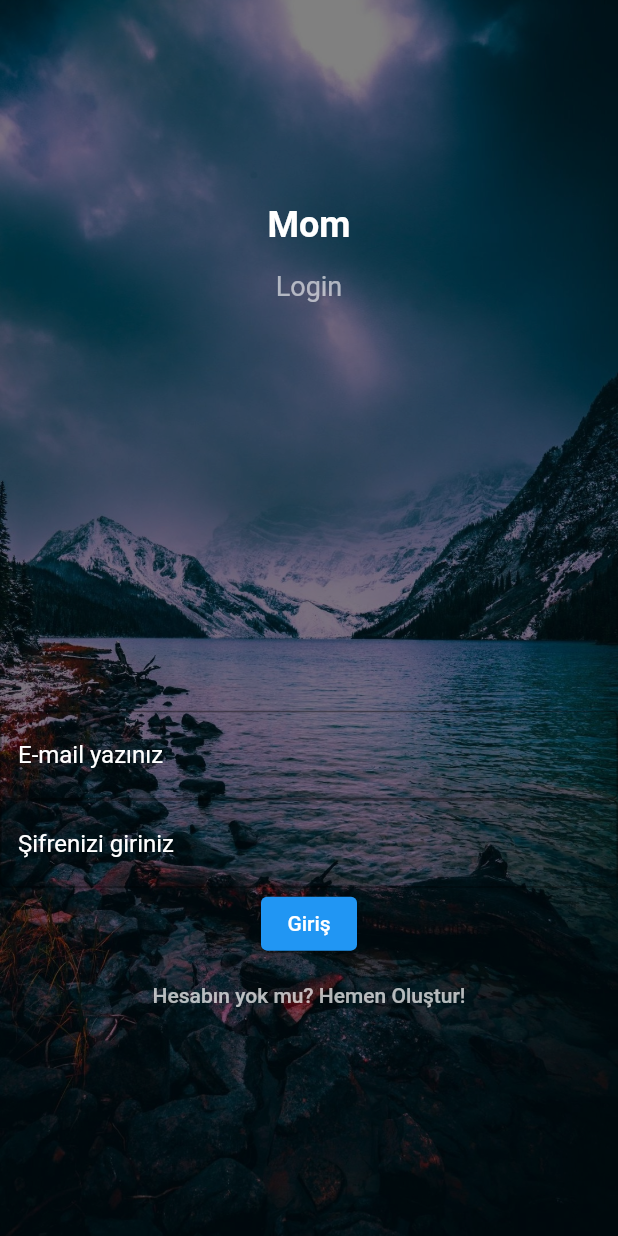
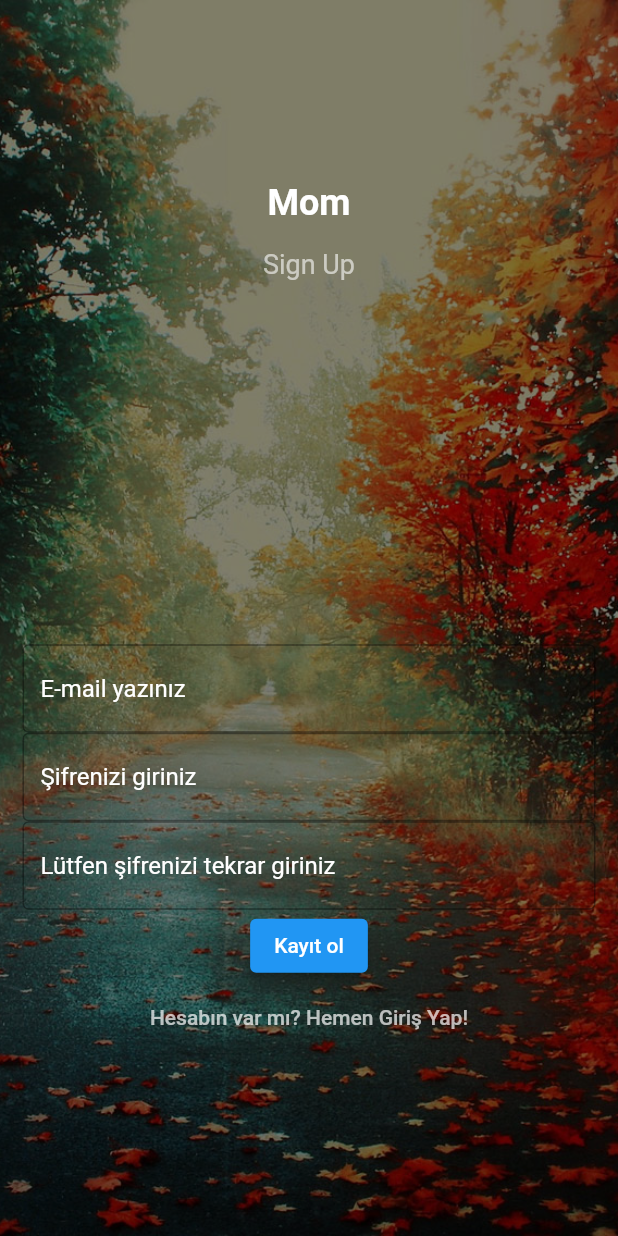
Before and after one commit to takim92/fluttertakim92, a Flutter app: the screen it shows after launch, on a phone screen of 412 x 824 dp. Run offline on Flutter 3.47's test engine with Material 2 defaults, Android fonts, the phone set to English and light mode, and no system bars.

Commit message:
sign up screen

```diff
--- a/lib/main.dart
+++ b/lib/main.dart
@@ -1,5 +1,6 @@
 import 'package:flutter/material.dart';
 import 'package:takim_doksan_iki/screens/login.dart';
+import 'package:takim_doksan_iki/screens/sign_up.dart';
 import 'package:takim_doksan_iki/screens/splash_screen.dart';
 
 void main() {
@@ -10,6 +11,7 @@ void main() {
     //kendi kodlamanızı yaptığınız sayfayı vermeniz test ve görüntüleme için yeterlidir
     //TODO: Sayfa değişim ve daha fazla işlem için navigatör eklenecek ileride
     //home: SplashScreen(),
-    home: LoginScreen(),
+    //home: LoginScreen(),
+    home: SignUp(),
   ));
 }
--- /dev/null
+++ b/lib/screens/sign_up.dart
@@ -0,0 +1,119 @@
+import 'package:flutter/material.dart';
+
+class SignUp extends StatefulWidget {
+  const SignUp({Key? key}) : super(key: key);
+
+  @override
+  State<SignUp> createState() => _SignUpState();
+}
+
+class _SignUpState extends State<SignUp> {
+  @override
+  Widget build(BuildContext context) {
+    return Scaffold(
+      body: signUp_body(context),
+    );
+  }
+
+  Container signUp_body(BuildContext context) {
+    return Container(
+      width: MediaQuery.of(context).size.width,
+      child: SafeArea(
+        child: signUp_contents(),
+      ),
+      decoration: const BoxDecoration(
+        image: DecorationImage(
+          image: AssetImage("assets/sign_up_bg.jpg"),
+          fit: BoxFit.cover,
+        ),
+      ),
+    );
+  }
+
+  // ignore: non_constant_identifier_names
+  Container signUp_contents() {
+    return Container(
+      color: Color.fromRGBO(0, 0, 0, 0.5),
+      child: Column(
+        mainAxisSize: MainAxisSize.max,
+        crossAxisAlignment: CrossAxisAlignment.center,
+        mainAxisAlignment: MainAxisAlignment.spaceAround,
+        children: [
+          signUp_titles(),
+          Padding(padding: EdgeInsets.symmetric(horizontal: 15.0), child: signUp_inputs())
+        ],
+      ),
+    );
+  }
+
+  Column signUp_inputs() {
+    return Column(
+          children: [
+            const TextField(
+              style: TextStyle(color: Colors.white),
+              keyboardType: TextInputType.emailAddress,
+              obscureText: true,
+              enableSuggestions: false,
+              autocorrect: false,
+              decoration: InputDecoration(
+                border: OutlineInputBorder(),
+                hintText: 'E-mail yazınız',
+                hintStyle: TextStyle(color: Colors.white),
+              ),
+            ),
+            const TextField(
+              style: TextStyle(color: Colors.white),
+              obscureText: true,
+              enableSuggestions: false,
+              autocorrect: false,
+              decoration: InputDecoration(
+                border: OutlineInputBorder(),
+                hintText: 'Şifrenizi giriniz',
+                hintStyle: TextStyle(color: Colors.white),
+              ),
+            ),
+             const TextField(
+              style: TextStyle(color: Colors.white),
+              obscureText: true,
+              enableSuggestions: false,
+              autocorrect: false,
+              decoration: InputDecoration(
+                border: OutlineInputBorder(),
+                hintText: 'Lütfen şifrenizi tekrar giriniz',
+                hintStyle: TextStyle(color: Colors.white),
+              ),
+            ),
+            ElevatedButton(onPressed: () {}, child: const Text("Kayıt ol")),
+            TextButton(
+              child: const Text(
+                "Hesabın var mı? Hemen Giriş Yap!",
+                style: TextStyle(color: Colors.white70),
+              ),
+              onPressed: () {},
+            )
+          ],
+        );
+  }
+
+  Column signUp_titles() {
+    return Column(
+      children: const [
+        Text(
+          "Mom",
+          style: TextStyle(
+              color: Colors.white, fontSize: 24.0, fontWeight: FontWeight.w700),
+        ),
+        Padding(
+          padding: EdgeInsets.only(top: 16.0),
+          child: Text(
+            "Sign Up",
+            style: TextStyle(
+                color: Colors.white60,
+                fontSize: 18.0,
+                fontWeight: FontWeight.w400),
+          ),
+        )
+      ],
+    );
+  }
+}
```
Also changed, not shown: assets/sign_up_bg.jpg (added).
